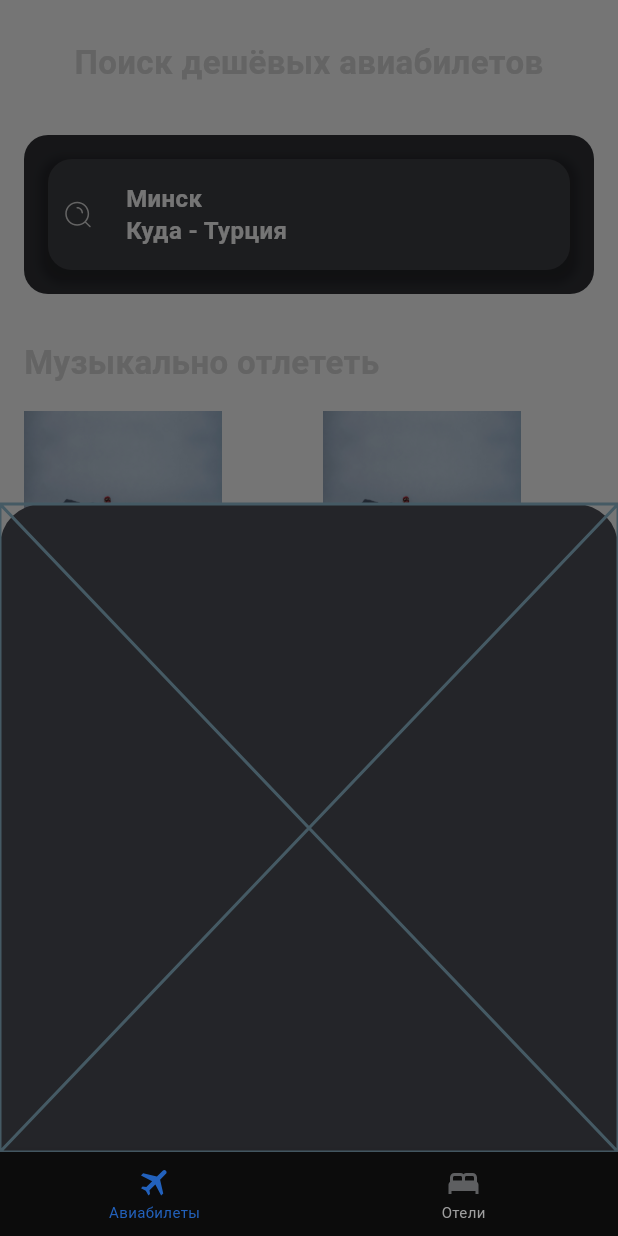
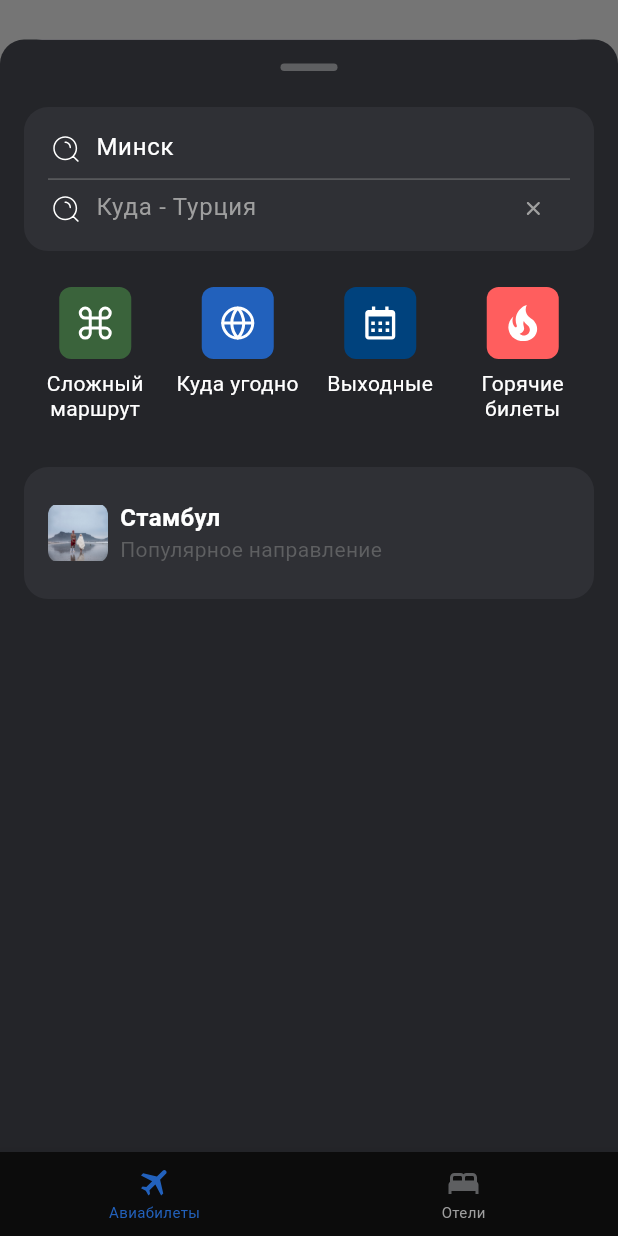
Before and after one commit to MrDalik/Flutter_test_job_08_05_2024, a Flutter app: the screen it shows after launch, after a tap on "Минск", on a phone screen of 412 x 824 dp. Run offline on Flutter 3.47's test engine with Material 3 defaults, Android fonts, the phone set to English and light mode, and no system bars; our stand-ins replace bloc, dio, flutter_bloc, flutter_svg, freezed_annotation, go_router and 1 more; generated files the repository leaves out were written again; Roboto replaces fonts that are missing (SF Pro Display).

Commit message:
вёрсточка

```diff
--- a/lib/presentation/component/offers_feed/offer_widget.dart
+++ b/lib/presentation/component/offers_feed/offer_widget.dart
@@ -9,13 +9,16 @@ class OfferWidget extends StatelessWidget {
 
   const OfferWidget({super.key, required this.offer});
 
+  String get _image =>
+      _assetPathToOfferIdMap[offer.id] ?? 'assets/jpg/offer_1.jpg';
+
   @override
   Widget build(BuildContext context) {
     return Column(
       crossAxisAlignment: CrossAxisAlignment.start,
       children: [
         Image.asset(
-          'assets/jpg/offer_1.jpg',
+          _image,
           width: 132,
           height: 133.2,
         ),
@@ -58,3 +61,9 @@ class OfferWidget extends StatelessWidget {
     );
   }
 }
+
+Map<int, String> _assetPathToOfferIdMap = {
+  1: 'assets/jpg/offer_1.jpg',
+  2: 'assets/jpg/offer_2.jpg',
+  3: 'assets/jpg/offer_3.jpg',
+};
--- a/lib/presentation/component/offers_feed/offers_feed.dart
+++ b/lib/presentation/component/offers_feed/offers_feed.dart
@@ -10,6 +10,7 @@ class OffersFeed extends StatelessWidget {
   @override
   Widget build(BuildContext context) {
     return ListView.separated(
+      padding: const EdgeInsets.symmetric(horizontal: 12),
       scrollDirection: Axis.horizontal,
       itemCount: offers.length,
       itemBuilder: (_, index) => OfferWidget(offer: offers[index]),
--- a/lib/presentation/formatters/formatters.dart
+++ b/lib/presentation/formatters/formatters.dart
@@ -1,9 +1,10 @@
 import 'package:intl/intl.dart';
 
 class Formatters {
-  static final _priceFormat = NumberFormat("###.0#");
+  static final _priceFormat = NumberFormat("#,###");
 
-  static String formatPrice(num price) => _priceFormat.format(price);
+  static String formatPrice(num price) =>
+      _priceFormat.format(price).replaceAll(',', ' ');
 
   static String formatPriceWithRuble(num price) => '${formatPrice(price)} ₽';
 }
--- a/lib/presentation/pages/air_ticket/air_ticket_page.dart
+++ b/lib/presentation/pages/air_ticket/air_ticket_page.dart
@@ -1,138 +1,48 @@
+import 'package:flutter/cupertino.dart';
 import 'package:flutter/material.dart';
-import 'package:flutter_svg/svg.dart';
-import 'package:go_router/go_router.dart';
-
-import '../../component/offers_feed/offers_component.dart';
-import '../modal_page.dart';
+import 'package:flutter_test_job_08_05_2024/presentation/component/offers_feed/offers_component.dart';
+import 'package:flutter_test_job_08_05_2024/presentation/pages/air_ticket/widget/search_button.dart';
+import 'package:flutter_test_job_08_05_2024/presentation/ui_kit/text_styles.dart';
 
 class AirTicketPage extends StatelessWidget {
   const AirTicketPage({super.key});
 
   @override
-  Widget build(BuildContext context) => Container(
-    padding: const EdgeInsets.symmetric(horizontal: 16),
-    child: const Column(
+  Widget build(BuildContext context) => Column(
         children: [
-        SizedBox(
-          height: 28,
-        ),
-        Text(
-          "Поиск дешёвых авиабилетов",
+          Padding(
+            padding: const EdgeInsets.fromLTRB(16, 28, 16, 36),
+            child: Text(
+              'Поиск дешевых\nавиабилетов',
               textAlign: TextAlign.center,
-          style: TextStyle(
-            color: Color(0xFFD9D9D9),
-            fontSize: 22,
-            fontFamily: 'SF Pro Display',
-            fontWeight: FontWeight.w600,
-            height: 26.4 / 22,
+              style: TextStyles.title1.copyWith(color: const Color(0xffD9D9D9)),
             ),
           ),
-        SizedBox(
-          height: 36,
+          const Padding(
+            padding: EdgeInsets.symmetric(horizontal: 16),
+            child: SearchButton(),
           ),
-        _SearchBar(),
-        SizedBox(
-          height: 32,
-        ),
-        Row(
+          const SizedBox(height: 32),
+          Padding(
+            padding: const EdgeInsets.symmetric(horizontal: 16),
+            child: Row(
               crossAxisAlignment: CrossAxisAlignment.start,
               children: [
                 Text(
-              "Музыкально отлететь",
+                  'Музыкально отлететь',
                   textAlign: TextAlign.center,
-              style: TextStyle(
-                color: Color(0xFFD9D9D9),
-                fontSize: 22,
-                fontFamily: 'SF Pro Display',
-                fontWeight: FontWeight.w600,
-                height: 26.4 / 22,
+                  style: TextStyles.title1.copyWith(
+                    color: const Color(0xFFD9D9D9),
                   ),
                 ),
               ],
             ),
-        SizedBox(
-          height: 16,
           ),
-        OffersComponent(),
-        _ButtonPlaces(),
+          const SizedBox(height: 16),
+          const OffersComponent(),
+          const _ButtonPlaces(),
         ],
-    ),
       );
-}
-
-
-class _SearchBar extends StatelessWidget {
-  const _SearchBar();
-
-  @override
-  Widget build(BuildContext context) {
-    return Container(
-      padding: const EdgeInsets.symmetric(horizontal: 16, vertical: 16),
-      decoration: BoxDecoration(
-        color: const Color(0xff2F3035),
-        borderRadius: BorderRadius.circular(16),
-      ),
-      child: GestureDetector(
-        onTap: () {
-          showModalBottomSheet(
-              context: context,
-              backgroundColor: const Color(0xff242529),
-              builder: (BuildContext context) {
-                return const ModalPages();
-              });
-        },
-        child: Container(
-          padding: const EdgeInsets.symmetric(horizontal: 8, vertical: 16),
-          decoration: BoxDecoration(
-              color: const Color(0xff3E3F43),
-              borderRadius: BorderRadius.circular(16),
-              boxShadow: const [
-                BoxShadow(
-                  color: Color(0x3F000000),
-                  spreadRadius: 5,
-                  blurRadius: 4,
-                  offset: Offset(0, 4),
-                ),
-              ]),
-          child: Row(
-            children: [
-              SvgPicture.asset("assets/icon/search.svg"),
-              const SizedBox(
-                width: 20,
-              ),
-              const Expanded(
-                child: Column(
-                  crossAxisAlignment: CrossAxisAlignment.start,
-                  children: [
-                    Text(
-                      "Минск",
-                      style: TextStyle(
-                        color: Color(0xFFFFFFFF),
-                        fontSize: 16,
-                        fontFamily: 'SF Pro Display',
-                        fontWeight: FontWeight.w600,
-                        height: 20.8 / 16,
-                      ),
-                    ),
-                    Text(
-                      "Куда - Турция",
-                      style: TextStyle(
-                        color: Color(0xFFFFFFFF),
-                        fontSize: 16,
-                        fontFamily: 'SF Pro Display',
-                        fontWeight: FontWeight.w600,
-                        height: 20.8 / 16,
-                      ),
-                    )
-                  ],
-                ),
-              )
-            ],
-          ),
-        ),
-      ),
-    );
-  }
 }
 
 class _ButtonPlaces extends StatelessWidget {
--- /dev/null
+++ b/lib/presentation/pages/air_ticket/destination_dialog/destination_dialog.dart
@@ -0,0 +1,78 @@
+import 'package:flutter/cupertino.dart';
+import 'package:flutter/material.dart';
+import 'package:flutter_test_job_08_05_2024/presentation/pages/air_ticket/destination_dialog/destination_dialog_hint.dart';
+import 'package:flutter_test_job_08_05_2024/presentation/pages/air_ticket/destination_dialog/destination_dialog_recommendation.dart';
+import 'package:flutter_test_job_08_05_2024/presentation/pages/air_ticket/widget/search_input.dart';
+
+class DestinationDialog extends StatelessWidget {
+  const DestinationDialog({super.key});
+
+  @override
+  Widget build(BuildContext context) {
+    return Column(
+      crossAxisAlignment: CrossAxisAlignment.stretch,
+      children: [
+        const Padding(
+          padding: EdgeInsets.fromLTRB(16, 8, 16, 0),
+          child: SearchInput(),
+        ),
+        const SizedBox(height: 24),
+        const Padding(
+          padding: EdgeInsets.symmetric(horizontal: 16),
+          child: Row(
+            crossAxisAlignment: CrossAxisAlignment.start,
+            children: [
+              Expanded(
+                child: DestinationDialogHint(
+                  text: 'Сложный маршрут',
+                  iconBgColor: Color(0xff3A633B),
+                  iconPath: 'assets/icon/route.svg',
+                ),
+              ),
+              Expanded(
+                child: DestinationDialogHint(
+                  text: 'Куда угодно',
+                  iconBgColor: Color(0xff2261BC),
+                  iconPath: 'assets/icon/planet.svg',
+                ),
+              ),
+              Expanded(
+                child: DestinationDialogHint(
+                  text: 'Выходные',
+                  iconBgColor: Color(0xff00427D),
+                  iconPath: 'assets/icon/сalendar.svg',
+                ),
+              ),
+              Expanded(
+                child: DestinationDialogHint(
+                  text: 'Горячие билеты',
+                  iconBgColor: Color(0xffFF5E5E),
+                  iconPath: 'assets/icon/fire.svg',
+                ),
+              ),
+            ],
+          ),
+        ),
+        const SizedBox(height: 30),
+        Padding(
+          padding: const EdgeInsets.symmetric(horizontal: 16),
+          child: Container(
+            padding: const EdgeInsets.all(16),
+            decoration: BoxDecoration(
+              color: const Color(0xff2F3035),
+              borderRadius: BorderRadius.circular(16),
+            ),
+            child: const Column(
+              children: [
+                DestinationDialogRecommendation(
+                  cityName: 'Стамбул',
+                  imagePath: 'assets/jpg/offer_1.jpg',
+                ),
+              ],
+            ),
+          ),
+        ),
+      ],
+    );
+  }
+}
--- /dev/null
+++ b/lib/presentation/pages/air_ticket/destination_dialog/destination_dialog_hint.dart
@@ -0,0 +1,48 @@
+import 'package:flutter/material.dart';
+import 'package:flutter_svg/flutter_svg.dart';
+import 'package:flutter_test_job_08_05_2024/presentation/ui_kit/text_styles.dart';
+
+class DestinationDialogHint extends StatelessWidget {
+  final String text;
+  final String iconPath;
+  final Color iconBgColor;
+
+  const DestinationDialogHint({
+    super.key,
+    required this.text,
+    required this.iconPath,
+    required this.iconBgColor,
+  });
+
+  @override
+  Widget build(BuildContext context) {
+    return Column(
+      children: [
+        Container(
+          width: 48,
+          height: 48,
+          decoration: BoxDecoration(
+            color: iconBgColor,
+            borderRadius: BorderRadius.circular(8),
+          ),
+          alignment: Alignment.center,
+          child: SvgPicture.asset(
+            iconPath,
+            width: 24,
+            height: 24,
+            colorFilter: const ColorFilter.mode(
+              Colors.white,
+              BlendMode.srcIn,
+            ),
+          ),
+        ),
+        const SizedBox(height: 8),
+        Text(
+          text,
+          style: TextStyles.text2.copyWith(color: Colors.white),
+          textAlign: TextAlign.center,
+        ),
+      ],
+    );
+  }
+}
--- /dev/null
+++ b/lib/presentation/pages/air_ticket/destination_dialog/destination_dialog_recommendation.dart
@@ -0,0 +1,53 @@
+import 'package:flutter/material.dart';
+import 'package:flutter_test_job_08_05_2024/presentation/ui_kit/text_styles.dart';
+
+class DestinationDialogRecommendation extends StatelessWidget {
+  final String cityName;
+  final String imagePath;
+
+  const DestinationDialogRecommendation({
+    super.key,
+    required this.cityName,
+    required this.imagePath,
+  });
+
+  @override
+  Widget build(BuildContext context) {
+    return Container(
+      height: 56,
+      padding: const EdgeInsets.symmetric(vertical: 8.0),
+      child: Row(
+        crossAxisAlignment: CrossAxisAlignment.stretch,
+        children: [
+          Container(
+            width: 40,
+            height: 40,
+            decoration: BoxDecoration(
+              image: DecorationImage(
+                image: AssetImage(imagePath),
+              ),
+              borderRadius: BorderRadius.circular(8),
+            ),
+          ),
+          const SizedBox(width: 8),
+          Column(
+            crossAxisAlignment: CrossAxisAlignment.start,
+            mainAxisAlignment: MainAxisAlignment.spaceBetween,
+            children: [
+              Text(
+                cityName,
+                style: TextStyles.title3.copyWith(color: Colors.white),
+              ),
+              Text(
+                'Популярное направление',
+                style: TextStyles.text2.copyWith(
+                  color: const Color(0xff5E5F61),
+                ),
+              ),
+            ],
+          ),
+        ],
+      ),
+    );
+  }
+}
--- /dev/null
+++ b/lib/presentation/pages/air_ticket/widget/search_button.dart
@@ -0,0 +1,78 @@
+import 'package:flutter/material.dart';
+import 'package:flutter_svg/flutter_svg.dart';
+import 'package:flutter_test_job_08_05_2024/presentation/pages/air_ticket/destination_dialog/destination_dialog.dart';
+import 'package:flutter_test_job_08_05_2024/presentation/ui_kit/text_styles.dart';
+import 'package:flutter_test_job_08_05_2024/presentation/ui_kit/widget/bottom_sheet/custom_bottom_sheet.dart';
+
+class SearchButton extends StatelessWidget {
+  const SearchButton({super.key});
+
+  @override
+  Widget build(BuildContext context) {
+    return Container(
+      padding: const EdgeInsets.all(16),
+      decoration: BoxDecoration(
+        color: const Color(0xff2F3035),
+        borderRadius: BorderRadius.circular(16),
+      ),
+      child: GestureDetector(
+        onTap: () {
+          showCustomBottomSheet(context, const DestinationDialog());
+        },
+        child: Container(
+          padding: const EdgeInsets.fromLTRB(8, 16, 16, 16),
+          decoration: BoxDecoration(
+            color: const Color(0xff3E3F43),
+            borderRadius: BorderRadius.circular(16),
+            boxShadow: [
+              BoxShadow(
+                color: Colors.black.withOpacity(0.25),
+                spreadRadius: 0,
+                blurRadius: 4,
+                offset: const Offset(0, 4),
+              ),
+            ],
+          ),
+          child: Row(
+            children: [
+              SvgPicture.asset(
+                'assets/icon/search.svg',
+                width: 24,
+                height: 24,
+                colorFilter: const ColorFilter.mode(
+                  Color(0xff0C0C0C),
+                  BlendMode.srcIn,
+                ),
+              ),
+              const SizedBox(width: 16),
+              Expanded(
+                child: Column(
+                  crossAxisAlignment: CrossAxisAlignment.start,
+                  children: [
+                    Text(
+                      'Минск',
+                      style: TextStyles.buttonText1.copyWith(
+                        color: Colors.white,
+                      ),
+                    ),
+                    const Divider(
+                      height: 16,
+                      thickness: 1,
+                      color: Color(0xff5E5F61),
+                    ),
+                    Text(
+                      'Куда - Турция',
+                      style: TextStyles.buttonText1.copyWith(
+                        color: const Color(0xff9F9F9F),
+                      ),
+                    )
+                  ],
+                ),
+              )
+            ],
+          ),
+        ),
+      ),
+    );
+  }
+}
--- /dev/null
+++ b/lib/presentation/pages/air_ticket/widget/search_input.dart
@@ -0,0 +1,97 @@
+import 'package:flutter/material.dart';
+import 'package:flutter_svg/flutter_svg.dart';
+import 'package:flutter_test_job_08_05_2024/presentation/ui_kit/text_styles.dart';
+
+class SearchInput extends StatelessWidget {
+  const SearchInput({super.key});
+
+  @override
+  Widget build(BuildContext context) {
+    return Container(
+      padding: const EdgeInsets.all(16),
+      decoration: BoxDecoration(
+        color: const Color(0xff2F3035),
+        borderRadius: BorderRadius.circular(16),
+      ),
+      child: const Column(
+        crossAxisAlignment: CrossAxisAlignment.start,
+        children: [
+          _SearchInputField('Откуда - Москва', predefinedText: 'Минск'),
+          Divider(
+            height: 16,
+            thickness: 1,
+            color: Color(0xff5E5F61),
+          ),
+          _SearchInputField('Куда - Турция'),
+        ],
+      ),
+    );
+  }
+}
+
+class _SearchInputField extends StatelessWidget {
+  final String hintText;
+  final String? predefinedText;
+
+  const _SearchInputField(
+    this.hintText, {
+    this.predefinedText,
+  });
+
+  @override
+  Widget build(BuildContext context) {
+    final predefinedText = this.predefinedText;
+
+    return Row(
+      children: [
+        SvgPicture.asset(
+          'assets/icon/search.svg',
+          width: 24,
+          height: 24,
+          colorFilter: const ColorFilter.mode(
+            Colors.white,
+            BlendMode.srcIn,
+          ),
+        ),
+        const SizedBox(width: 8),
+        Expanded(
+          child: SizedBox(
+            height: 21,
+            child: TextField(
+              style: TextStyles.buttonText1.copyWith(color: Colors.white),
+              controller: predefinedText == null
+                  ? null
+                  : TextEditingController(text: predefinedText),
+              enabled: predefinedText == null,
+              decoration: InputDecoration(
+                hintText: hintText,
+                hintStyle: TextStyles.buttonText1.copyWith(
+                  color: const Color(0xff9F9F9F),
+                ),
+                border: InputBorder.none,
+                suffixIcon: predefinedText != null
+                    ? null
+                    : IconButton(
+                        visualDensity:
+                            const VisualDensity(horizontal: -4, vertical: -4),
+                        onPressed: () {
+                          // todo
+                        },
+                        icon: SvgPicture.asset(
+                          'assets/icon/close.svg',
+                          width: 24,
+                          height: 24,
+                          colorFilter: const ColorFilter.mode(
+                            Color(0xff9F9F9F),
+                            BlendMode.srcIn,
+                          ),
+                        ),
+                      ),
+              ),
+            ),
+          ),
+        ),
+      ],
+    );
+  }
+}
--- a/lib/presentation/pages/main_page.dart
+++ /dev/null
@@ -1,158 +0,0 @@
-import 'package:flutter/material.dart';
-import 'package:flutter_svg/flutter_svg.dart';
-import 'package:flutter_test_job_08_05_2024/presentation/component/offers_feed/offers_component.dart';
-import 'package:flutter_test_job_08_05_2024/presentation/pages/modal_page.dart';
-
-class MainPage extends StatelessWidget {
-  const MainPage({super.key});
-
-  @override
-  Widget build(BuildContext context) {
-    return Container(
-      padding: const EdgeInsets.symmetric(horizontal: 16),
-      child: const Column(
-        children: [
-          SizedBox(
-            height: 28,
-          ),
-          Text(
-            "Поиск дешёвых авиабилетов",
-            textAlign: TextAlign.center,
-            style: TextStyle(
-              color: Color(0xFFD9D9D9),
-              fontSize: 22,
-              fontFamily: 'SF Pro Display',
-              fontWeight: FontWeight.w600,
-              height: 26.4 / 22,
-            ),
-          ),
-          SizedBox(
-            height: 36,
-          ),
-          _SearchBar(),
-          SizedBox(
-            height: 32,
-          ),
-          Row(
-            crossAxisAlignment: CrossAxisAlignment.start,
-            children: [
-              Text(
-                "Музыкально отлететь",
-                textAlign: TextAlign.center,
-                style: TextStyle(
-                  color: Color(0xFFD9D9D9),
-                  fontSize: 22,
-                  fontFamily: 'SF Pro Display',
-                  fontWeight: FontWeight.w600,
-                  height: 26.4 / 22,
-                ),
-              ),
-            ],
-          ),
-          SizedBox(
-            height: 16,
-          ),
-          OffersComponent(),
-          _ButtonPlaces(),
-        ],
-      ),
-    );
-  }
-}
-
-class _SearchBar extends StatelessWidget {
-  const _SearchBar();
-
-  @override
-  Widget build(BuildContext context) {
-    return Container(
-      padding: const EdgeInsets.symmetric(horizontal: 16, vertical: 16),
-      decoration: BoxDecoration(
-        color: const Color(0xff2F3035),
-        borderRadius: BorderRadius.circular(16),
-      ),
-      child: GestureDetector(
-        onTap: () {
-          showModalBottomSheet(
-              context: context,
-              backgroundColor: const Color(0xff242529),
-              builder: (BuildContext context) {
-                return const ModalPages();
-              });
-        },
-        child: Container(
-          padding: const EdgeInsets.symmetric(horizontal: 8, vertical: 16),
-          decoration: BoxDecoration(
-              color: const Color(0xff3E3F43),
-              borderRadius: BorderRadius.circular(16),
-              boxShadow: const [
-                BoxShadow(
-                  color: Color(0x3F000000),
-                  spreadRadius: 5,
-                  blurRadius: 4,
-                  offset: Offset(0, 4),
-                ),
-              ]),
-          child: Row(
-            children: [
-              SvgPicture.asset("assets/icon/search.svg"),
-              const SizedBox(
-                width: 20,
-              ),
-              const Expanded(
-                child: Column(
-                  crossAxisAlignment: CrossAxisAlignment.start,
-                  children: [
-                    Text(
-                      "Минск",
-                      style: TextStyle(
-                        color: Color(0xFFFFFFFF),
-                        fontSize: 16,
-                        fontFamily: 'SF Pro Display',
-                        fontWeight: FontWeight.w600,
-                        height: 20.8 / 16,
-                      ),
-                    ),
-                    Text(
-                      "Куда - Турция",
-                      style: TextStyle(
-                        color: Color(0xFFFFFFFF),
-                        fontSize: 16,
-                        fontFamily: 'SF Pro Display',
-                        fontWeight: FontWeight.w600,
-                        height: 20.8 / 16,
-                      ),
-                    )
-                  ],
-                ),
-              )
-            ],
-          ),
-        ),
-      ),
-    );
-  }
-}
-
-class _ButtonPlaces extends StatelessWidget {
-  const _ButtonPlaces();
-
-  @override
-  Widget build(BuildContext context) {
-    return Container(
-        padding: const EdgeInsets.symmetric(horizontal: 84, vertical: 11),
-        decoration: BoxDecoration(
-          color: const Color(0xFF2F3035),
-          borderRadius: BorderRadius.circular(16),
-        ),
-        child: const Text(
-          "Показать все места",
-          style: TextStyle(
-            color: Color(0xFFFFFFFF),
-            fontSize: 16,
-            fontFamily: 'SF Pro Display',
-            height: 20.8 / 16,
-          ),
-        ));
-  }
-}
--- a/lib/presentation/pages/modal_page.dart
+++ /dev/null
@@ -1,10 +0,0 @@
-import 'package:flutter/cupertino.dart';
-
-class ModalPages extends StatelessWidget {
-  const ModalPages({super.key});
-
-  @override
-  Widget build(BuildContext context) {
-    return const Placeholder();
-  }
-}
--- /dev/null
+++ b/lib/presentation/ui_kit/color_palette.dart
@@ -0,0 +1,19 @@
+import 'package:flutter/painting.dart';
+
+class ColorPalette {
+  static const black = Color(0xff0C0C0C);
+  static const grey1 = Color(0xff1D1E20);
+  static const grey2 = Color(0xff2F3035);
+  static const grey3 = Color(0xff2F3035);
+  static const grey4 = Color(0xff3E3F43);
+  static const grey5 = Color(0xff5E5F61);
+  static const grey6 = Color(0xff9F9F9F);
+  static const grey7 = Color(0xffDBDBDB);
+  static const white = Color(0xffffffff);
+  static const blue = Color(0xff2261BC);
+  static const darkBlue = Color(0xff00427D);
+  static const green = Color(0xff3A633B);
+  static const darkGreen = Color(0xff1E341F);
+  static const red = Color(0xffFF5E5E);
+  static const orange = Color(0xffF36E36);
+}
--- /dev/null
+++ b/lib/presentation/ui_kit/widget/bottom_sheet/custom_bottom_sheet.dart
@@ -0,0 +1,51 @@
+import 'package:flutter/material.dart';
+
+Future<void> showCustomBottomSheet(
+  BuildContext context,
+  Widget child,
+) {
+  return showModalBottomSheet(
+    context: context,
+    isScrollControlled: true,
+    builder: (context) => CustomBottomSheet(child: child),
+  );
+}
+
+class CustomBottomSheet extends StatelessWidget {
+  final Widget child;
+
+  const CustomBottomSheet({
+    super.key,
+    required this.child,
+  });
+
+  @override
+  Widget build(BuildContext context) {
+    return Container(
+      height: MediaQuery.of(context).size.height * 0.9,
+      decoration: const BoxDecoration(
+        color: Color(0xff242529),
+        borderRadius: BorderRadius.only(
+          topLeft: Radius.circular(16),
+          topRight: Radius.circular(16),
+        ),
+      ),
+      child: SingleChildScrollView(
+        child: Column(
+          children: [
+            Container(
+              width: 38,
+              height: 5,
+              decoration: BoxDecoration(
+                color: const Color(0xff5E5F61),
+                borderRadius: BorderRadius.circular(10),
+              ),
+              margin: const EdgeInsets.symmetric(vertical: 16),
+            ),
+            child,
+          ],
+        ),
+      ),
+    );
+  }
+}
```
Lines whose indentation alone changed are shown as unchanged.
